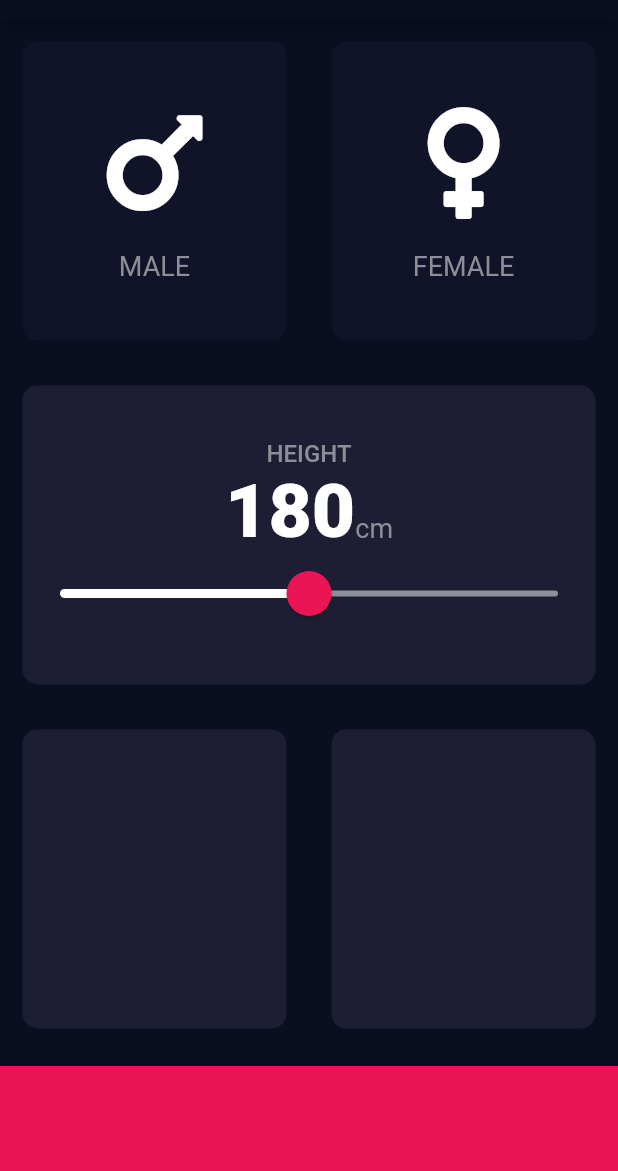
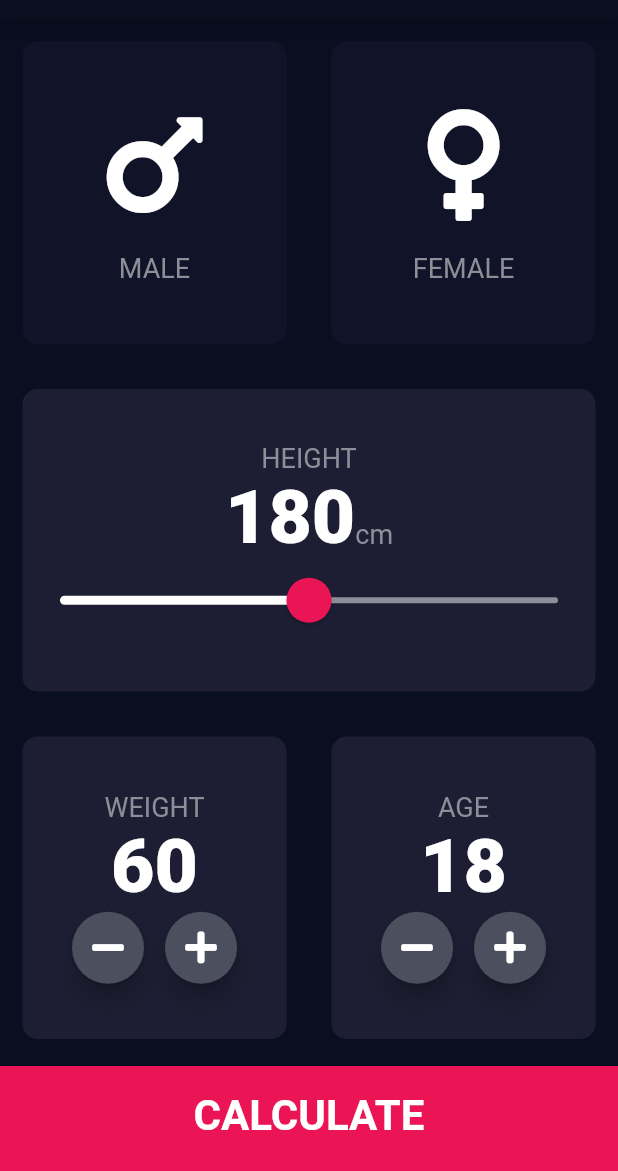
Before and after one commit to NewCyberGypsy/Flutter-BMI-Calculator, a Flutter app: the screen it shows after launch, on a phone screen of 412 x 824 dp, the part 65-1236 px from its top. Run offline on Flutter 3.47's test engine with Material 2 defaults, Android fonts, the phone set to English and light mode, and no system bars; our stand-ins replace font_awesome_flutter.

Commit message:
Added Calculate Page

```diff
--- a/lib/input_page.dart
+++ b/lib/input_page.dart
@@ -1,3 +1,4 @@
+import 'results_page.dart';
 import 'package:flutter/material.dart';
 import 'package:font_awesome_flutter/font_awesome_flutter.dart';
 import 'reusable_card.dart';
@@ -17,7 +18,8 @@ class InputPage extends StatefulWidget {
 class _InputPageState extends State<InputPage> {
   Gender selectedGender;
   int height = 180;
-
+  int weight = 60;
+  int age = 18;
   @override
   Widget build(BuildContext context) {
     return Scaffold(
@@ -73,11 +75,7 @@ class _InputPageState extends State<InputPage> {
                 children: <Widget>[
                   Text(
                     'HEIGHT',
-                    style: TextStyle(
-                      fontSize: 16.0,
-                      fontWeight: FontWeight.w500,
-                      color: Color(0xFF8D8E98),
-                    ),
+                    style: kLabelTextStyle,
                   ),
                   Row(
                     mainAxisAlignment: MainAxisAlignment.center,
@@ -128,24 +126,132 @@ class _InputPageState extends State<InputPage> {
                 Expanded(
                   child: ReusableCard(
                     colour: kActiveCardColour,
+                    cardChild: Column(
+                      mainAxisAlignment: MainAxisAlignment.center,
+                      children: <Widget>[
+                        Text(
+                          'WEIGHT',
+                          style: kLabelTextStyle,
+                        ),
+                        Text(
+                          weight.toString(),
+                          style: kNumberTextStyle,
+                        ),
+                        Row(
+                          mainAxisAlignment: MainAxisAlignment.center,
+                          children: <Widget>[
+                            RoundIconButton(
+                              icon: FontAwesomeIcons.minus,
+                              onPressed: () {
+                                setState(() {
+                                  weight--;
+                                });
+                              },
+                            ),
+                            SizedBox(
+                              width: 14.0,
+                            ),
+                            RoundIconButton(
+                              icon: FontAwesomeIcons.plus,
+                              onPressed: () {
+                                setState(() {
+                                  weight++;
+                                });
+                              },
+                            ),
+                          ],
+                        ),
+                      ],
+                    ),
                   ),
                 ),
                 Expanded(
                   child: ReusableCard(
                     colour: kActiveCardColour,
+                    cardChild: Column(
+                      mainAxisAlignment: MainAxisAlignment.center,
+                      children: <Widget>[
+                        Text(
+                          'AGE',
+                          style: kLabelTextStyle,
+                        ),
+                        Text(
+                          age.toString(),
+                          style: kNumberTextStyle,
+                        ),
+                        Row(
+                          mainAxisAlignment: MainAxisAlignment.center,
+                          children: <Widget>[
+                            RoundIconButton(
+                              icon: FontAwesomeIcons.minus,
+                              onPressed: () {
+                                setState(() {
+                                  age--;
+                                });
+                              },
+                            ),
+                            SizedBox(
+                              width: 14.0,
+                            ),
+                            RoundIconButton(
+                              icon: FontAwesomeIcons.plus,
+                              onPressed: () {
+                                setState(() {
+                                  age++;
+                                });
+                              },
+                            ),
+                          ],
+                        ),
+                      ],
+                    ),
                   ),
                 ),
               ],
             ),
           ),
-          Container(
-            color: kBottomContainerColour,
-            margin: EdgeInsets.only(top: 10.0),
-            width: double.infinity,
-            height: kBottomContainerHeight,
+          GestureDetector(
+            onTap: () {
+              Navigator.push(context,
+                  MaterialPageRoute(builder: (context) => ResultsPage()));
+            },
+            child: Container(
+              alignment: Alignment.center,
+              child: Text(
+                'CALCULATE',
+                style: kLargeButtonStyle,
+              ),
+              color: kBottomContainerColour,
+              margin: EdgeInsets.only(top: 3.0),
+              width: double.infinity,
+              height: kBottomContainerHeight,
+              padding: EdgeInsets.only(bottom: 4.0),
+            ),
           ),
         ],
       ),
     );
   }
 }
+
+class RoundIconButton extends StatelessWidget {
+  RoundIconButton({@required this.icon, @required this.onPressed});
+  final IconData icon;
+  final Function onPressed;
+
+  @override
+  Widget build(BuildContext context) {
+    return RawMaterialButton(
+      child: Icon(icon),
+      onPressed: onPressed,
+      elevation: 6.0,
+      disabledElevation: 6.0,
+      constraints: BoxConstraints.tightFor(
+        width: 48.0,
+        height: 48.0,
+      ),
+      shape: CircleBorder(),
+      fillColor: Color(0xFF4C4F5E),
+    );
+  }
+}
```
Also changed, not shown: lib/constants.dart (+25 -0 lines), lib/results_page.dart (added, +51 -0 lines).
